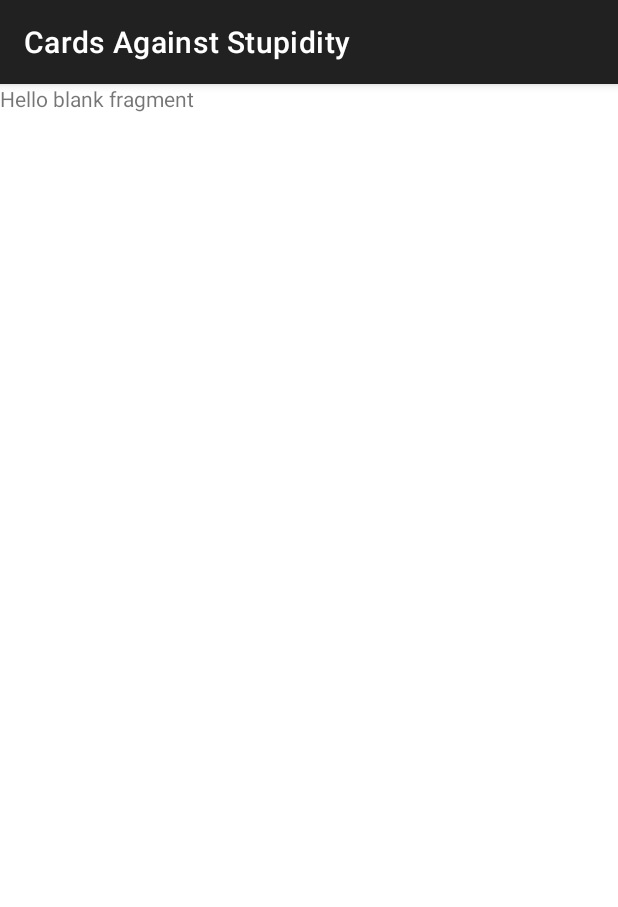
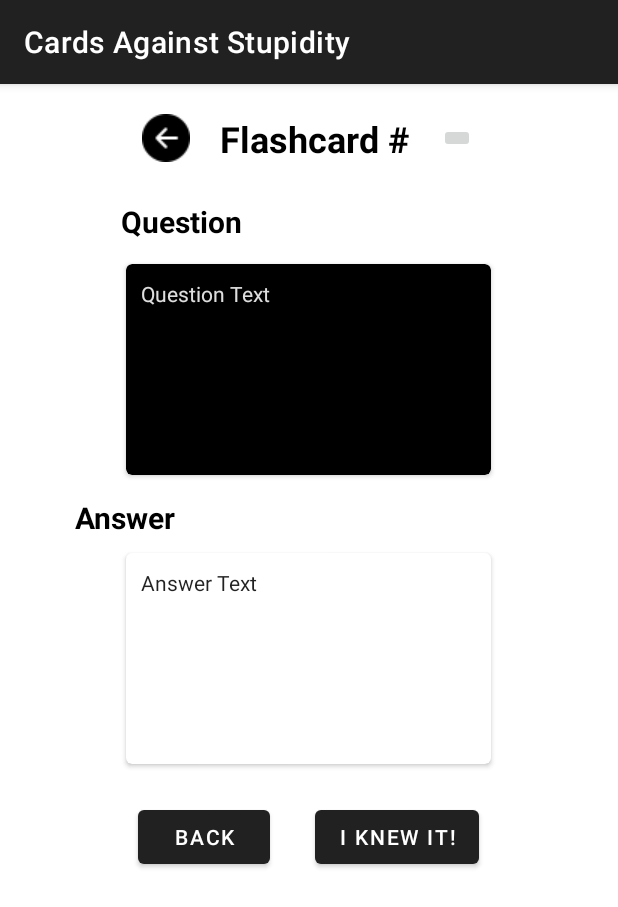
Before and after one commit to justdenz/mobapde_mp, an Android app: the fragment TakeQuizCardsFragment placed in its activity, on a phone screen of 412 x 824 dp. Shown: the top 907 px of the screen. Run offline under Robolectric (Android 15) with nearby library versions, the phone set to English and light mode, and no system bars.

Commit message:
Added styling for take quiz cards

```diff
--- a/app/src/main/res/layout/create_quiz_cards_fragment.xml
+++ b/app/src/main/res/layout/create_quiz_cards_fragment.xml
@@ -23,7 +23,7 @@
         </ImageButton>
 
         <TextView
-            android:id="@+id/nthFlashCard"
+            android:id="@+id/txtFlashcardNum"
             android:layout_width="wrap_content"
             android:layout_height="wrap_content"
             android:layout_marginRight="20dp"
@@ -142,14 +142,14 @@
         android:layout_marginTop="20dp">
 
         <com.google.android.material.button.MaterialButton
-            android:id="@+id/backBtn"
+            android:id="@+id/btnGuessed"
             android:layout_width="wrap_content"
             android:layout_height="wrap_content"
             android:layout_marginRight="30dp"
             android:text="Back"/>
 
         <com.google.android.material.button.MaterialButton
-            android:id="@+id/publishBtn"
+            android:id="@+id/btnCorrect"
             android:layout_width="wrap_content"
             android:layout_height="wrap_content"
             android:text="Publish Quiz!"/>
--- a/app/src/main/res/layout/fragment_take_quiz_cards.xml
+++ b/app/src/main/res/layout/fragment_take_quiz_cards.xml
@@ -1,14 +1,151 @@
 <?xml version="1.0" encoding="utf-8"?>
-<FrameLayout xmlns:android="http://schemas.android.com/apk/res/android"
+<LinearLayout xmlns:android="http://schemas.android.com/apk/res/android"
     xmlns:tools="http://schemas.android.com/tools"
     android:layout_width="match_parent"
     android:layout_height="match_parent"
+    xmlns:app="http://schemas.android.com/apk/res-auto"
+    android:orientation="vertical"
+    android:id="@+id/take_quiz_cards_fragment"
     tools:context=".fragments.TakeQuizCardsFragment">
 
-    <!-- TODO: Update blank fragment layout -->
+    <LinearLayout
+        android:layout_marginTop="20dp"
+        android:layout_marginBottom="25dp"
+        android:layout_width="match_parent"
+        android:layout_height="wrap_content"
+        android:gravity="center">
+
+        <ImageButton
+            android:id="@+id/backCardBtn"
+            android:layout_width="wrap_content"
+            android:layout_height="wrap_content"
+            android:background="@drawable/back_button">
+        </ImageButton>
+
+        <TextView
+            android:id="@+id/txtFlashcardNum"
+            android:layout_width="wrap_content"
+            android:layout_height="wrap_content"
+            android:layout_marginLeft="20dp"
+            android:layout_marginRight="20dp"
+            android:text="Flashcard #"
+            android:textColor="@android:color/black"
+            android:textSize="24sp"
+            android:textStyle="bold"></TextView>
+
+        <ImageButton
+            android:id="@+id/nextCardBtn"
+            android:layout_width="wrap_content"
+            android:layout_height="wrap_content"/>
+    </LinearLayout>
+
+    <RelativeLayout
+        android:layout_width="250dp"
+        android:layout_height="wrap_content"
+        android:layout_gravity="center"
+        android:layout_marginBottom="10dp">
+
+        <TextView
+            android:layout_width="wrap_content"
+            android:layout_height="wrap_content"
+            android:text="Question"
+            android:textSize="20sp"
+            android:textColor="@android:color/black"
+            android:textStyle="bold"
+            android:layout_alignParentLeft="true"></TextView>
+
+    </RelativeLayout>
+
+    <com.google.android.material.card.MaterialCardView
+        android:id="@+id/questionCard"
+        android:layout_width="250dp"
+        android:layout_height="150dp"
+        style="@style/Widget.MaterialComponents.CardView"
+        app:cardBackgroundColor="#000000"
+        app:cardCornerRadius="4dp"
+        app:cardElevation="2dp"
+        app:cardUseCompatPadding="true"
+        android:layout_gravity="center_horizontal">
+
+        <androidx.appcompat.widget.AppCompatTextView
+            android:id="@+id/txtQuestion"
+            style="@style/Widget.MaterialComponents.TextInputLayout.FilledBox"
+            android:layout_width="match_parent"
+            android:layout_height="match_parent"
+            android:padding="10dp"
+            android:text="Question Text"
+            android:textColor="#DEFFFFFF"
+            android:textColorHint="@color/colorGray"
+            android:textSize="14sp"
+            app:boxBackgroundColor="@android:color/black">
+
+
+        </androidx.appcompat.widget.AppCompatTextView>
+
+    </com.google.android.material.card.MaterialCardView>
+
+
     <TextView
+        android:layout_marginBottom="5dp"
+        android:layout_marginTop="10dp"
+        android:layout_width="wrap_content"
+        android:layout_height="wrap_content"
+        android:layout_marginLeft="50dp"
+        android:text="Answer"
+        android:textColor="@android:color/black"
+        android:textSize="20sp"
+        android:textStyle="bold"></TextView>
+
+    <com.google.android.material.card.MaterialCardView
+        android:layout_width="250dp"
+        android:layout_height="150dp"
+        style="@style/Widget.MaterialComponents.CardView"
+        app:cardBackgroundColor="#ffffff"
+        app:cardCornerRadius="4dp"
+        app:cardElevation="2dp"
+        app:cardUseCompatPadding="true"
+        android:layout_gravity="center_horizontal">
+
+        <androidx.appcompat.widget.AppCompatTextView
+            android:id="@+id/txtAnswer"
+            style="@style/Widget.MaterialComponents.TextInputLayout.FilledBox"
+            android:layout_width="match_parent"
+            android:layout_height="match_parent"
+            android:padding="10dp"
+            android:text="Answer Text"
+            android:textSize="14sp"
+            app:boxBackgroundColor="@android:color/white">
+
+        </androidx.appcompat.widget.AppCompatTextView>
+
+    </com.google.android.material.card.MaterialCardView>
+
+    <LinearLayout
         android:layout_width="match_parent"
-        android:layout_height="match_parent"
-        android:text="@string/hello_blank_fragment" />
+        android:layout_height="wrap_content"
+        android:gravity="center_horizontal"
+        android:orientation="horizontal"
+        android:layout_marginTop="20dp">
 
-</FrameLayout>
+        <com.google.android.material.button.MaterialButton
+            android:id="@+id/btnGuessed"
+            style="@style/Widget.MaterialComponents.Button"
+            android:layout_width="wrap_content"
+            android:layout_height="wrap_content"
+            android:layout_marginRight="30dp"
+            android:text="Back"
+            tools:text="I guessed" />
+
+        <com.google.android.material.button.MaterialButton
+            android:id="@+id/btnCorrect"
+            style="@style/Widget.MaterialComponents.Button"
+            android:layout_width="wrap_content"
+            android:layout_height="wrap_content"
+            android:background="@android:drawable/btn_default_material"
+            android:text="I knew it!" />
+
+
+
+    </LinearLayout>
+
+</LinearLayout>
```
